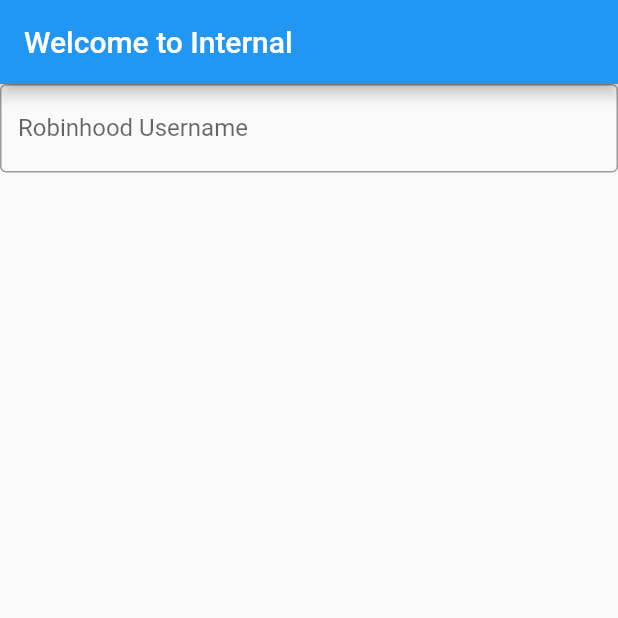
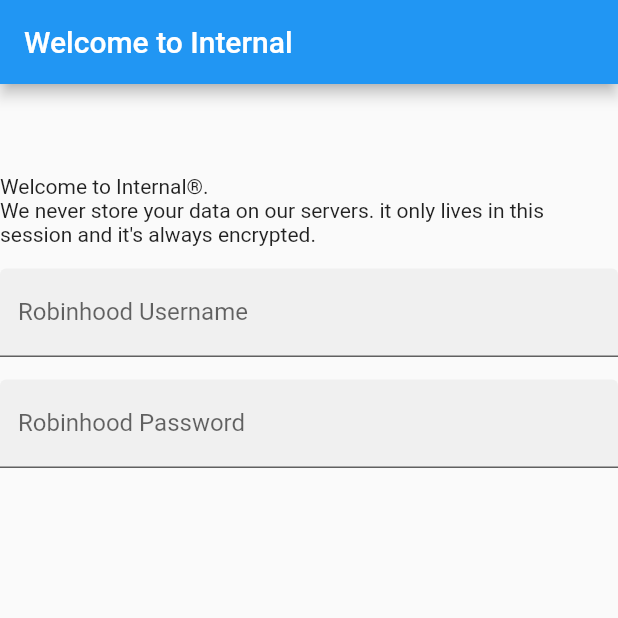
Before and after one commit to nelsonjd/internal, a Flutter app: the screen it shows after launch, on a phone screen of 412 x 824 dp, the top half of it. Run offline on Flutter 3.47's test engine with Material 2 defaults, Android fonts, the phone set to English and light mode, and no system bars.

Commit message:
add password textfield

```diff
--- a/lib/login_form.dart
+++ b/lib/login_form.dart
@@ -31,18 +31,33 @@ class LoginFormState extends State<LoginForm> {
 
 class UserNameFormField extends FormField<String> {
   UserNameFormField({
-    String initialValue = "hi",
     bool autovalidate = false,
   }) : super (
-    initialValue: initialValue,
     autovalidate: autovalidate,
     builder: (FormFieldState<String> state) {
       return TextField(
         decoration: InputDecoration(
-          border: OutlineInputBorder(),
+          filled: true,
           labelText: 'Robinhood Username',
         ),
       );
     }
   );
 }
+
+
+class PasswordFormField extends FormField<String> {
+  PasswordFormField({
+    bool autovalidate = false,
+  }) : super(
+    autovalidate: autovalidate,
+    builder: (FormFieldState<String> state) {
+      return TextField(
+        decoration: InputDecoration(
+          filled: true,
+          labelText: 'Robinhood Password',
+        ),
+      );
+    }
+  );
+}
--- a/lib/main.dart
+++ b/lib/main.dart
@@ -9,12 +9,18 @@ class Internal extends StatelessWidget {
     // TODO: implement build
     return Scaffold(
       appBar: AppBar(title: Text('Welcome to Internal')),
-      body: new Container(
-        child: Column(
-          children: [
-            LoginForm()
+      body: new SafeArea(
+        child: ListView(
+          children: <Widget>[
+            SizedBox(height: 60.0),
+            Text('Welcome to Internal®.'),
+            Text('We never store your data on our servers. it only lives in this session and it\'s always encrypted.'),
+            SizedBox(height: 15.0),
+            UserNameFormField(),
+            SizedBox(height: 15.0),
+            PasswordFormField(),
           ],
-        ),
+        )
       ),
     );
   }
```
